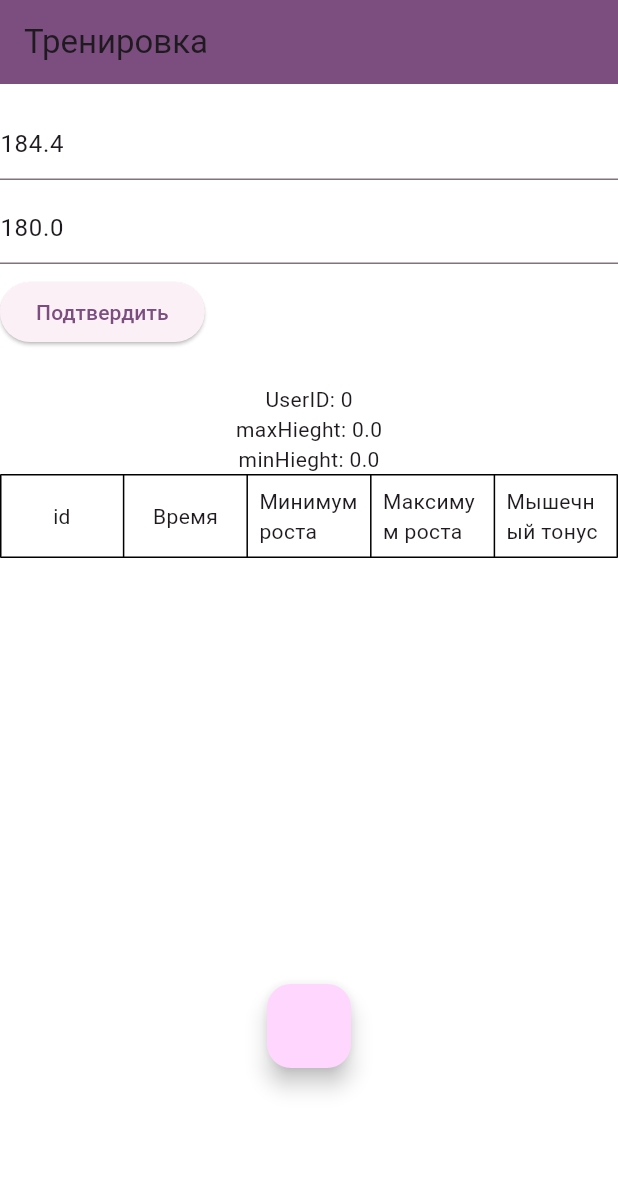
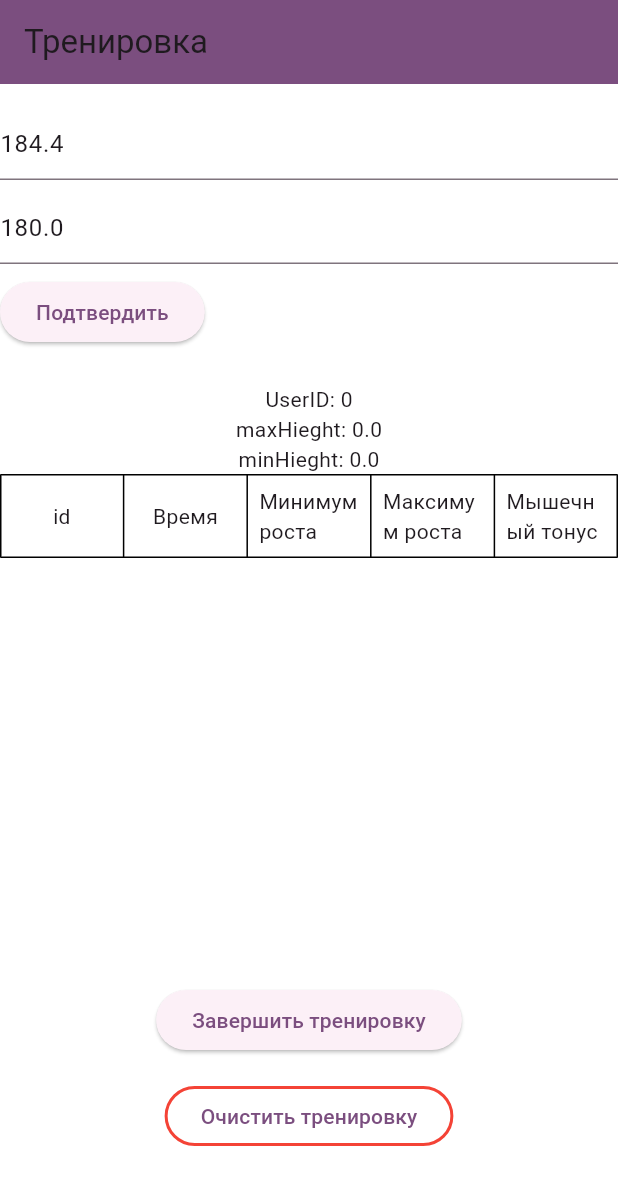
Before and after one commit to Dif13/miotonus, a Flutter app: the screen it shows after launch, on a phone screen of 412 x 824 dp. Shown: the top 1185 px of the screen. Run offline on Flutter 3.47's test engine with Material 3 defaults, Android fonts, the phone set to English and light mode, and no system bars; our stand-ins replace flutter_bloc, go_router.

Commit message:
Stable. Добавлена кнопка сброса тренировки. Работает.
Добавлена кнопка завершения тренировки (пустая)

```diff
--- a/lib/src/presentation/pages/workout/views/workout_page.dart
+++ b/lib/src/presentation/pages/workout/views/workout_page.dart
@@ -3,6 +3,7 @@ import 'package:miotonus/src/presentation/cubits/user_cubit.dart';
 import 'package:miotonus/src/presentation/cubits/workout_table_row_lst_cubit.dart';
 import 'package:miotonus/src/presentation/pages/workout/widgets/workout_form_field.dart';
 import 'package:miotonus/src/presentation/pages/workout/widgets/workout_table.dart';
+import 'package:miotonus/src/utils/constants/strings.dart';
 
 class WorkoutPage extends StatefulWidget {
   const WorkoutPage({super.key, required this.title});
@@ -25,15 +26,31 @@ class _WorkoutPageState extends State<WorkoutPage> {
         backgroundColor: Theme.of(context).primaryColor,
       ),
       body: LayoutBuilder(builder: (context, constraint) {
-        return Column(
+        return SingleChildScrollView(
+          child: Column(
             children: [
               const SizedBox(height: 16),
               workoutFormFields(userCubit, workoutTableRowLstCubit),
               const SizedBox(height: 16),
               workoutTable(userCubit, workoutTableRowLstCubit, constraint),
               const SizedBox(height: 16),
-            FloatingActionButton(onPressed: () {}),
+              ElevatedButton(
+                onPressed: () {},
+                child: const Text('Завершить тренировку'),
+              ),
+              const SizedBox(height: 16),
+              OutlinedButton(
+                style: TextButton.styleFrom(
+                  side: const BorderSide(color: Colors.red, width: 2),
+                ),
+                onPressed: () {
+                  workoutTableRowLstCubit.clearTableState(userCubit);
+                },
+                child: const Text(workoutButtonTextClearWorkout),
+              ),
+              const SizedBox(height: 16),
             ],
+          ),
         );
       }),
     );
--- a/lib/src/presentation/pages/workout/widgets/workout_form_field.dart
+++ b/lib/src/presentation/pages/workout/widgets/workout_form_field.dart
@@ -36,7 +36,7 @@ Widget workoutFormFields(
           onPressed: () {
             if (formKey.currentState!.validate()) {
               // TODO: add  validate max >= min.
-              workoutTableRowLstCubit.updateState(
+              workoutTableRowLstCubit.addRowTableState(
                 userCubit,
                 double.parse(maxHieghtController.text),
                 double.parse(minHieghtController.text),
--- a/lib/src/presentation/pages/workout/widgets/workout_table.dart
+++ b/lib/src/presentation/pages/workout/widgets/workout_table.dart
@@ -24,11 +24,6 @@ Widget workoutTable(
                 support(userCubit, row),
                 Table(
                   border: TableBorder.all(),
-                  // columnWidths: const <int, TableColumnWidth>{
-                  //   0: IntrinsicColumnWidth(),
-                  //   1: FlexColumnWidth(),
-                  //   2: FixedColumnWidth(64),
-                  // },
                   defaultVerticalAlignment: TableCellVerticalAlignment.middle,
                   children: <TableRow>[
                     TableRow(
--- a/lib/src/utils/constants/strings.dart
+++ b/lib/src/utils/constants/strings.dart
@@ -13,6 +13,7 @@ const String workoutColumnNameTime = 'Время';
 const String workoutColumnNameHieghtMin = 'Минимум роста';
 const String workoutColumnNameHieghtMax = 'Максимум роста';
 const String workoutColumnNameMusculeTone = 'Мышечный тонус';
+const String workoutButtonTextClearWorkout = 'Очистить тренировку';
 
 //Networking and APIs
 
```
Also changed, not shown: lib/src/presentation/cubits/workout_table_row_lst_cubit.dart (+18 -1 lines). Lines whose indentation alone changed are shown as unchanged.
